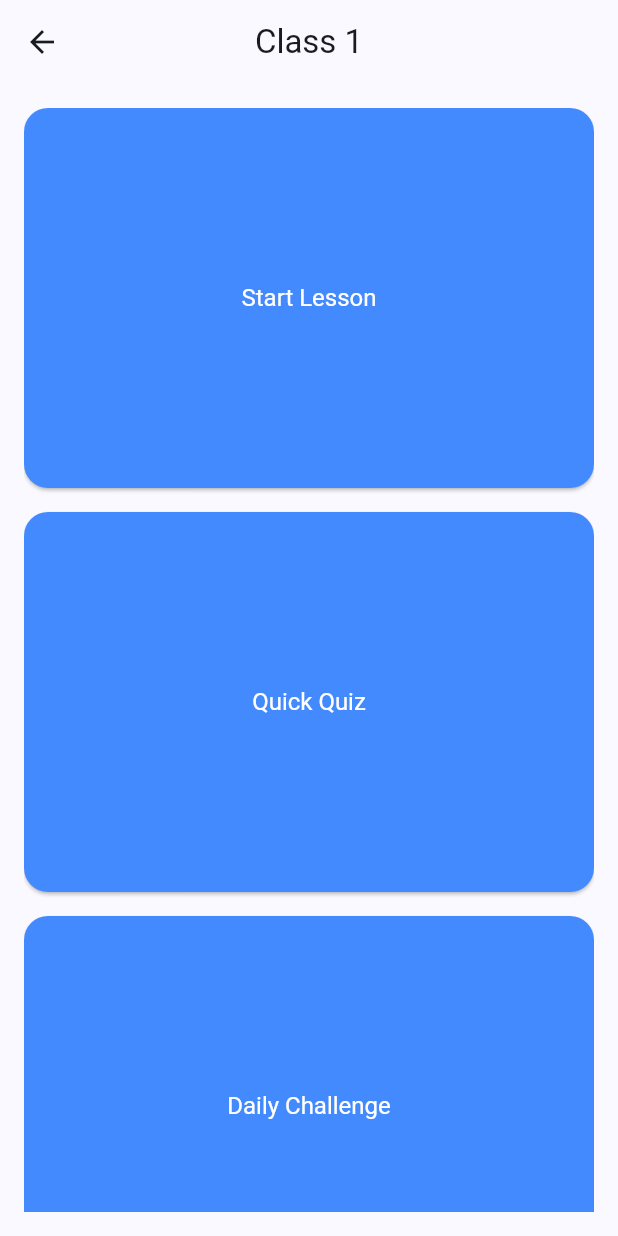
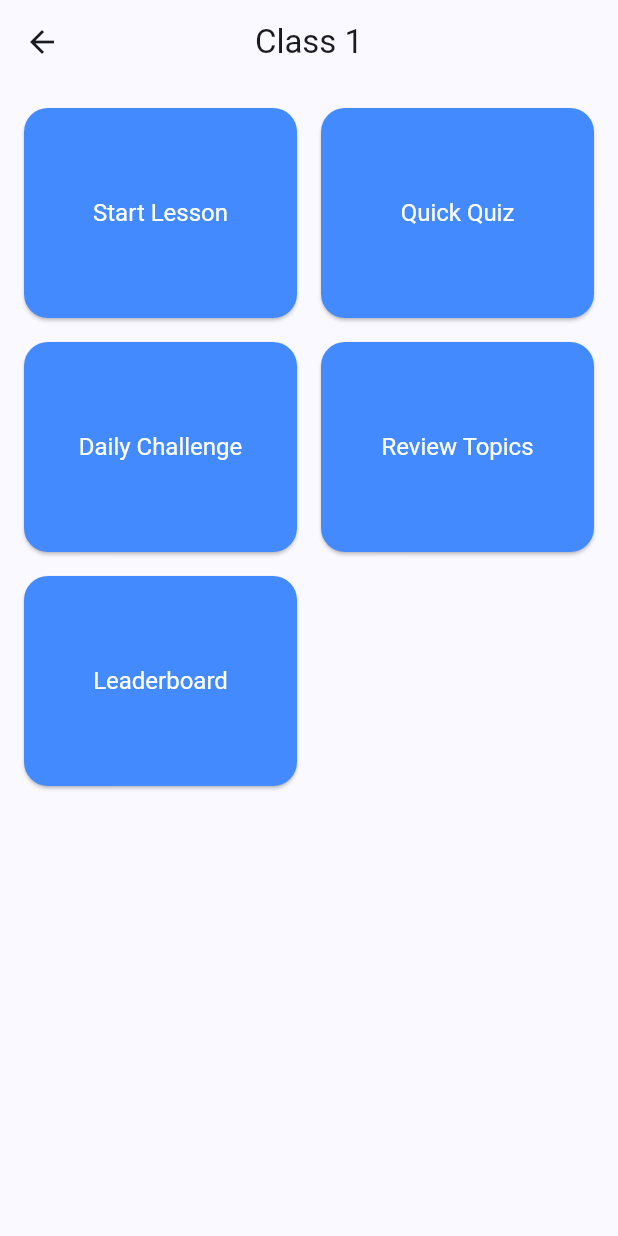
Before and after one commit to Negutzul/yababaku, a Flutter app: the screen it shows after launch, after a tap on an icon or button, on a phone screen of 412 x 824 dp. Run offline on Flutter 3.47's test engine with Material 3 defaults, Android fonts, the phone set to English and light mode, and no system bars.

Commit message:
customizable no buttons

```diff
--- /dev/null
+++ b/lib/math/class_config.json
@@ -0,0 +1,9 @@
+{
+  "buttons": [
+    { "label": "Start Lesson" },
+    { "label": "Quick Quiz" },
+    { "label": "Daily Challenge" },
+    { "label": "Review Topics" },
+    { "label": "Leaderboard" }
+  ]
+}
--- a/lib/screens/class_home_screen.dart
+++ b/lib/screens/class_home_screen.dart
@@ -1,34 +1,55 @@
+import 'dart:convert';
 import 'package:flutter/material.dart';
+import 'package:flutter/services.dart' show rootBundle;
 
-class ClassHomeScreen extends StatelessWidget {
+class ClassHomeScreen extends StatefulWidget {
   final int classNumber;
 
   const ClassHomeScreen({super.key, required this.classNumber});
 
   @override
+  State<ClassHomeScreen> createState() => _ClassHomeScreenState();
+}
+
+class _ClassHomeScreenState extends State<ClassHomeScreen> {
+  List<String> buttonLabels = [];
+
+  @override
+  void initState() {
+    super.initState();
+    loadConfig();
+  }
+
+  Future<void> loadConfig() async {
+    final String jsonString =
+        await rootBundle.loadString('lib/math/class_config.json');
+    final Map<String, dynamic> jsonMap = json.decode(jsonString);
+
+    setState(() {
+      buttonLabels = List<String>.from(
+        jsonMap['buttons'].map((b) => b['label']),
+      );
+    });
+  }
+
+  @override
   Widget build(BuildContext context) {
-    final List<String> buttonLabels = [
-      "Start Lesson",
-      "Quick Quiz",
-      "Daily Challenge",
-      "Review Topics",
-      "Leaderboard"
-    ];
-
     return Scaffold(
       appBar: AppBar(
-        title: Text("Class $classNumber"),
+        title: Text("Class ${widget.classNumber}"),
         centerTitle: true,
       ),
-      body: Padding(
+      body: buttonLabels.isEmpty
+          ? const Center(child: CircularProgressIndicator())
+          : Padding(
               padding: const EdgeInsets.all(16),
               child: GridView.builder(
                 itemCount: buttonLabels.length,
                 gridDelegate: const SliverGridDelegateWithFixedCrossAxisCount(
-            crossAxisCount: 1, // 2 per row
+                  crossAxisCount: 2,
                   crossAxisSpacing: 16,
                   mainAxisSpacing: 16,
-            childAspectRatio: 1.5,
+                  childAspectRatio: 1.3,
                 ),
                 itemBuilder: (context, index) {
                   return ElevatedButton(
@@ -42,10 +63,9 @@ class ClassHomeScreen extends StatelessWidget {
                       textStyle: const TextStyle(fontSize: 16),
                     ),
                     onPressed: () {
-                // You can handle button clicks individually here
-                ScaffoldMessenger.of(context).showSnackBar(SnackBar(
-                  content: Text("${buttonLabels[index]} clicked!"),
-                ));
+                      ScaffoldMessenger.of(context).showSnackBar(
+                        SnackBar(content: Text("${buttonLabels[index]} clicked")),
+                      );
                     },
                     child: Text(buttonLabels[index]),
                   );
```
Also changed, not shown: pubspec.yaml (+3 -68 lines). Lines whose indentation alone changed are shown as unchanged.
